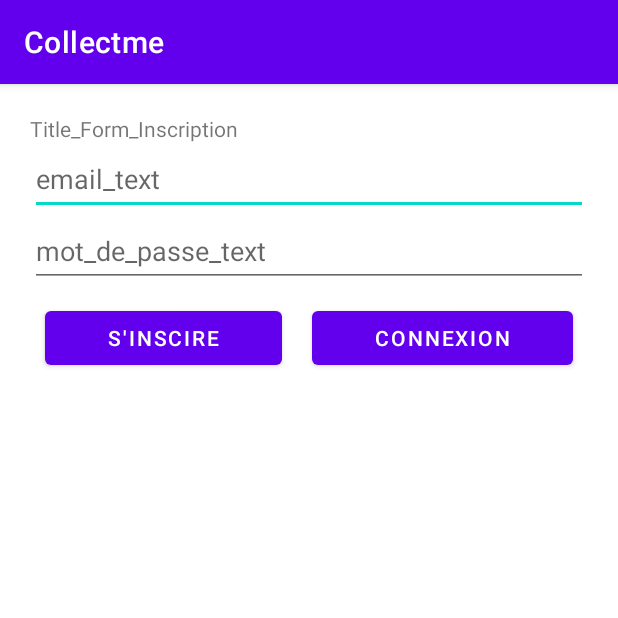
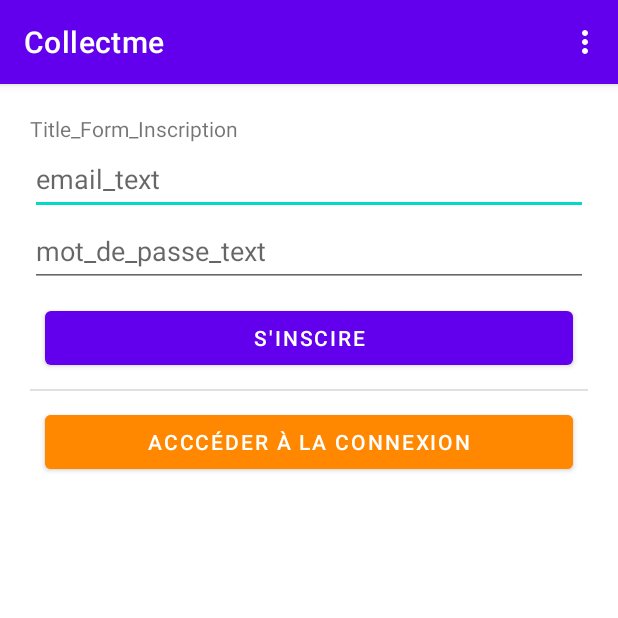
Before and after one commit to Axtral/Collectme, an Android app: the screen it shows after launch (InscriptionActivity), on a phone screen of 412 x 824 dp, the top half of it. Run offline under Robolectric (Android 15) with nearby library versions, the phone set to English and light mode, and no system bars; our stand-ins replace Firebase (no records; nobody signed in at launch, a user with empty details on screens opened directly).

Commit message:
menu - ajout du menu sur tout les écrants + Correction bug mineurs + ajout de la déconnexion + ajout de l'écran pour le changement de mot de passe

```diff
--- a/app/src/main/java/com/axtral/collectme/AjoutArticleActivity.java
+++ b/app/src/main/java/com/axtral/collectme/AjoutArticleActivity.java
@@ -26,7 +26,7 @@ import com.google.firebase.auth.FirebaseUser;
 import java.util.ArrayList;
 import java.util.List;
 
-public class AjoutArticleActivity extends AppCompatActivity {
+public class AjoutArticleActivity extends AbstracCollectmeActivity {
 
     private EditText et_nom, etml_description;
     private Spinner spinnerAllCategorie;
@@ -121,6 +121,8 @@ public class AjoutArticleActivity extends AppCompatActivity {
     }
 
     public void onClickCancelAjoutArticle(View view){
+        Intent intent = new Intent(this, MainActivity.class);
+        this.startActivity(intent);
         finish();
     }
 
--- a/app/src/main/java/com/axtral/collectme/ArticleDetailActivity.java
+++ b/app/src/main/java/com/axtral/collectme/ArticleDetailActivity.java
@@ -15,7 +15,7 @@ import com.axtral.collectme.entity.Article;
 import java.util.ArrayList;
 import java.util.List;
 
-public class ArticleDetailActivity extends AppCompatActivity {
+public class ArticleDetailActivity extends AbstracCollectmeActivity {
 
     private RecyclerView rvForDetailArticle;
     private ArticleRecyclerVeiwAdapter articleRecyclerVeiwAdapter;
--- a/app/src/main/java/com/axtral/collectme/InscriptionActivity.java
+++ b/app/src/main/java/com/axtral/collectme/InscriptionActivity.java
@@ -6,6 +6,8 @@ import androidx.appcompat.app.AppCompatActivity;
 import android.content.Intent;
 import android.os.Bundle;
 import android.util.Log;
+import android.view.Menu;
+import android.view.MenuInflater;
 import android.view.View;
 import android.widget.EditText;
 import android.widget.Toast;
@@ -16,7 +18,7 @@ import com.google.firebase.auth.AuthResult;
 import com.google.firebase.auth.FirebaseAuth;
 import com.google.firebase.auth.FirebaseUser;
 
-public class InscriptionActivity extends AppCompatActivity {
+public class InscriptionActivity extends AbstracCollectmeActivity {
 
     private EditText et_mail, et_mdp;
     private FirebaseAuth mAuth;
@@ -86,4 +88,15 @@ public class InscriptionActivity extends AppCompatActivity {
             Toast.makeText(InscriptionActivity.this, R.string.inscription_echec, Toast.LENGTH_LONG).show();
         }
     }
+
+
+    @Override
+    public boolean onCreateOptionsMenu(Menu menu) {
+        boolean test = super.onCreateOptionsMenu(menu) ;
+        menu.findItem(R.id.menu_login).setVisible(true);
+        menu.findItem(R.id.menu_logout).setVisible(false);
+        menu.findItem(R.id.menu_ajout_article).setVisible(false);
+        menu.findItem(R.id.menu_change_password).setVisible(false);
+        return  test;
+    }
 }
--- a/app/src/main/res/layout/activity_ajout_article.xml
+++ b/app/src/main/res/layout/activity_ajout_article.xml
@@ -78,6 +78,7 @@
                     android:id="@+id/b_form_annulee_ajout_article"
                     android:layout_width="match_parent"
                     android:layout_height="wrap_content"
+                    android:backgroundTint="@android:color/holo_red_light"
                     android:onClick="onClickCancelAjoutArticle"
                     android:text="@string/annulee" />
 
@@ -85,6 +86,7 @@
                     android:id="@+id/b_form_annulee_update_article"
                     android:layout_width="match_parent"
                     android:layout_height="wrap_content"
+                    android:backgroundTint="@android:color/holo_red_light"
                     android:onClick="onCLickBackUpdate"
                     android:text="@string/annulee"
                     android:visibility="gone" />
--- a/app/src/main/res/layout/activity_article_detail.xml
+++ b/app/src/main/res/layout/activity_article_detail.xml
@@ -27,6 +27,7 @@
                     android:layout_height="wrap_content"
                     android:layout_margin="10dp"
                     android:layout_weight="1"
+                    android:backgroundTint="@android:color/holo_blue_dark"
                     android:onClick="onCLickBack"
                     android:text="@string/back" />
 
@@ -36,6 +37,7 @@
                     android:layout_height="wrap_content"
                     android:layout_margin="10dp"
                     android:layout_weight="1"
+                    android:backgroundTint="@android:color/holo_green_dark"
                     android:onClick="onClickUpdateArticle"
                     android:text="@string/update_article" />
 
--- a/app/src/main/res/layout/activity_connexion.xml
+++ b/app/src/main/res/layout/activity_connexion.xml
@@ -20,6 +20,7 @@
                 android:layout_width="wrap_content"
                 android:layout_height="wrap_content"
                 android:layout_marginLeft="10dp"
+                android:backgroundTint="@android:color/holo_green_dark"
                 android:onClick="onClickGoToInscription"
                 android:text="@string/back" />
 
--- a/app/src/main/res/layout/activity_inscription.xml
+++ b/app/src/main/res/layout/activity_inscription.xml
@@ -40,6 +40,21 @@
                 android:inputType="textPassword"
                 android:minHeight="48dp" />
 
+            <Button
+                android:id="@+id/button3"
+                android:layout_width="match_parent"
+                android:layout_height="wrap_content"
+                android:layout_margin="10dp"
+                android:layout_weight="1"
+                android:onClick="onCLickInscription"
+                android:text="@string/tnscription_text" />
+
+            <View
+                android:id="@+id/divider"
+                android:layout_width="match_parent"
+                android:layout_height="1dp"
+                android:background="?android:attr/listDivider" />
+
             <LinearLayout
                 android:layout_width="match_parent"
                 android:layout_height="match_parent"
@@ -47,22 +62,14 @@
                 android:orientation="horizontal">
 
                 <Button
-                    android:id="@+id/button3"
-                    android:layout_width="wrap_content"
-                    android:layout_height="wrap_content"
-                    android:layout_margin="10dp"
-                    android:layout_weight="1"
-                    android:onClick="onCLickInscription"
-                    android:text="@string/tnscription_text" />
-
-                <Button
                     android:id="@+id/button2"
                     android:layout_width="wrap_content"
                     android:layout_height="wrap_content"
                     android:layout_margin="10dp"
                     android:layout_weight="1"
+                    android:backgroundTint="@android:color/holo_orange_dark"
                     android:onClick="onClickGoToConnexion"
-                    android:text="@string/allerALaConnexion" />
+                    android:text="@string/access_connexion" />
             </LinearLayout>
 
         </LinearLayout>
--- a/app/src/main/res/layout/activity_main.xml
+++ b/app/src/main/res/layout/activity_main.xml
@@ -26,6 +26,7 @@
                 android:layout_height="wrap_content"
                 android:layout_margin="10dp"
                 android:layout_weight="1"
+                android:backgroundTint="@android:color/holo_green_dark"
                 android:onClick="onClickGoToFormAjoutArticle"
                 android:text="@string/add_article_text" />
 
--- /dev/null
+++ b/app/src/main/res/menu/menu_layout.xml
@@ -0,0 +1,16 @@
+<?xml version="1.0" encoding="utf-8"?>
+<menu xmlns:android="http://schemas.android.com/apk/res/android">
+
+    <item
+        android:id="@+id/menu_ajout_article"
+        android:title="@string/add_article_text" />
+    <item
+        android:id="@+id/menu_change_password"
+        android:title="@string/change_password" />
+    <item
+        android:id="@+id/menu_logout"
+        android:title="@string/logout" />
+    <item
+        android:id="@+id/menu_login"
+        android:title="@string/allerALaConnexion" />
+</menu>
--- a/app/src/main/res/values/strings.xml
+++ b/app/src/main/res/values/strings.xml
@@ -23,6 +23,9 @@
     <string name="date_creation">date création</string>
     <string name="id_user_for_article">id user</string>
     <string name="id_article_detail">id article</string>
-    <string name="update_article" >mise à jour</string>
+    <string name="update_article">mise à jour</string>
     <string name="formulaire_update_article">Formulaire de mise à jour</string>
+    <string name="change_password">changer mot de passe</string>
+    <string name="logout">déconnexion</string>
+    <string name="access_connexion">acccéder à la connexion</string>
 </resources>
```
Also changed, not shown: app/src/main/AndroidManifest.xml (+4 -7 lines), app/src/main/java/com/axtral/collectme/AbstracCollectmeActivity.java (added, +61 -0 lines), app/src/main/java/com/axtral/collectme/ChangerMotDePasseActivity.java (added, +14 -0 lines), app/src/main/java/com/axtral/collectme/ConnexionActivity.java (+15 -1 lines), app/src/main/java/com/axtral/collectme/MainActivity.java (+6 -1 lines), app/src/main/res/layout/activity_changer_mot_de_passe.xml (added, +9 -0 lines), 2 other files.
